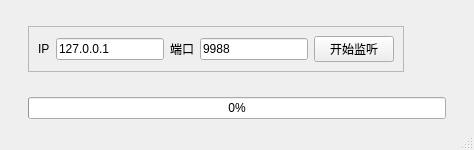
This is tcp_file_thread_demo/server/mainwindow.ui in newsb/qtdemo as Qt 5 draws it before an edit. The edited form follows.
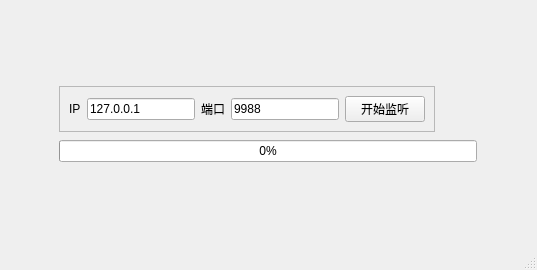
This is the edited form.

The edit to the form file:
```diff
--- a/tcp_file_thread_demo/server/mainwindow.ui
+++ b/tcp_file_thread_demo/server/mainwindow.ui
@@ -6,8 +6,8 @@
    <rect>
     <x>0</x>
     <y>0</y>
-    <width>474</width>
-    <height>150</height>
+    <width>537</width>
+    <height>270</height>
    </rect>
   </property>
   <property name="windowTitle">
@@ -107,7 +107,7 @@
       </property>
      </spacer>
     </item>
-    <item row="2" column="1">
+    <item row="4" column="1">
      <spacer name="verticalSpacer_2">
       <property name="orientation">
        <enum>Qt::Vertical</enum>
```
Left out of the diff: 2 changed lines with no effect on the pictures.
